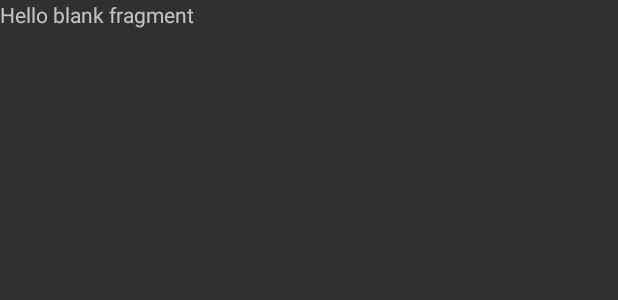
After one commit to MRTNDN/Flopy, an Android app: the layout fragment_button.xml on its own in the app's theme, with its tools: preview values and no code run, on a phone screen of 412 x 824 dp. The commit adds this screen. Shown: the top 300 px of the screen. Run offline under Robolectric (Android 15) with nearby library versions, the phone set to English and light mode, and no system bars.

Commit message:
создание главных страниц

```diff
--- /dev/null
+++ b/app/src/main/res/layout/fragment_button.xml
@@ -0,0 +1,14 @@
+<?xml version="1.0" encoding="utf-8"?>
+<FrameLayout xmlns:android="http://schemas.android.com/apk/res/android"
+    xmlns:tools="http://schemas.android.com/tools"
+    android:layout_width="match_parent"
+    android:layout_height="match_parent"
+    tools:context=".ui.ButtonFragment">
+
+    <!-- TODO: Update blank fragment layout -->
+    <TextView
+        android:layout_width="match_parent"
+        android:layout_height="match_parent"
+        android:text="@string/hello_blank_fragment" />
+
+</FrameLayout>
--- a/app/src/main/res/values-night/themes.xml
+++ b/app/src/main/res/values-night/themes.xml
@@ -2,4 +2,8 @@
     <style name="Theme.Flopy" parent="Theme.AppCompat.NoActionBar">
         <!-- Другие атрибуты стиля -->
     </style>
+    <style name="ThemeOverlay.Flopy.FullscreenContainer" parent="">
+        <item name="fullscreenBackgroundColor">@color/light_blue_900</item>
+        <item name="fullscreenTextColor">@color/light_blue_A400</item>
+    </style>
 </resources>
--- /dev/null
+++ b/app/src/main/res/values/attrs.xml
@@ -0,0 +1,6 @@
+<resources>
+    <declare-styleable name="FullscreenAttrs">
+        <attr name="fullscreenBackgroundColor" format="color" />
+        <attr name="fullscreenTextColor" format="color" />
+    </declare-styleable>
+</resources>
--- a/app/src/main/res/values/colors.xml
+++ b/app/src/main/res/values/colors.xml
@@ -7,4 +7,10 @@
     <color name="teal_700">#FF018786</color>
     <color name="black">#FF000000</color>
     <color name="white">#FFFFFFFF</color>
+    <color name="yelloww">#FFE0C9</color>
+    <color name="light_blue_600">#FF039BE5</color>
+    <color name="light_blue_900">#FF01579B</color>
+    <color name="light_blue_A200">#FF40C4FF</color>
+    <color name="light_blue_A400">#FF00B0FF</color>
+    <color name="black_overlay">#66000000</color>
 </resources>
--- a/app/src/main/res/values/strings.xml
+++ b/app/src/main/res/values/strings.xml
@@ -27,5 +27,7 @@
     <string name="invalid_username">Not a valid username</string>
     <string name="invalid_password">Password must be >5 characters</string>
     <string name="login_failed">"Login failed"</string>
+    <string name="dummy_button">Dummy Button</string>
+    <string name="dummy_content">DUMMY\nCONTENT</string>
 
 </resources>
--- /dev/null
+++ b/app/src/main/res/values/styles.xml
@@ -0,0 +1,6 @@
+<resources>
+    <style name="Widget.Theme.Flopy.ButtonBar.Fullscreen" parent="">
+        <item name="android:background">@color/black_overlay</item>
+        <item name="android:buttonBarStyle">?android:attr/buttonBarStyle</item>
+    </style>
+</resources>
--- a/app/src/main/res/values/themes.xml
+++ b/app/src/main/res/values/themes.xml
@@ -2,4 +2,8 @@
     <style name="Theme.Flopy" parent="Theme.AppCompat.NoActionBar">
         <!-- Другие атрибуты стиля -->
     </style>
+    <style name="ThemeOverlay.Flopy.FullscreenContainer" parent="">
+        <item name="fullscreenBackgroundColor">@color/light_blue_600</item>
+        <item name="fullscreenTextColor">@color/light_blue_A200</item>
+    </style>
 </resources>
```
Also changed, not shown: app/src/main/java/com/westernyey/Flopy/ui/BackgroundFragment.java (added, +20 -0 lines), app/src/main/java/com/westernyey/Flopy/ui/ButtonFragment.java (added, +21 -0 lines), app/src/main/java/com/westernyey/Flopy/ui/main.java (added, +22 -0 lines), app/src/main/res/layout/backgroundfragment.xml (added, +11 -0 lines), app/src/main/res/layout/main.xml (added, +18 -0 lines), app/src/main/java/com/westernyey/Flopy/ui/ass.txt (deleted).
